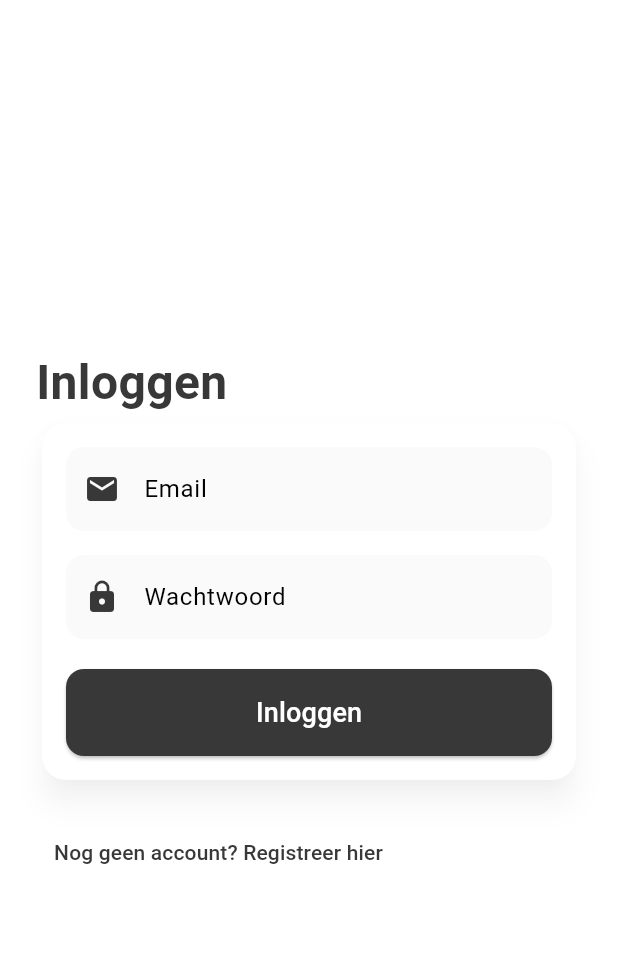
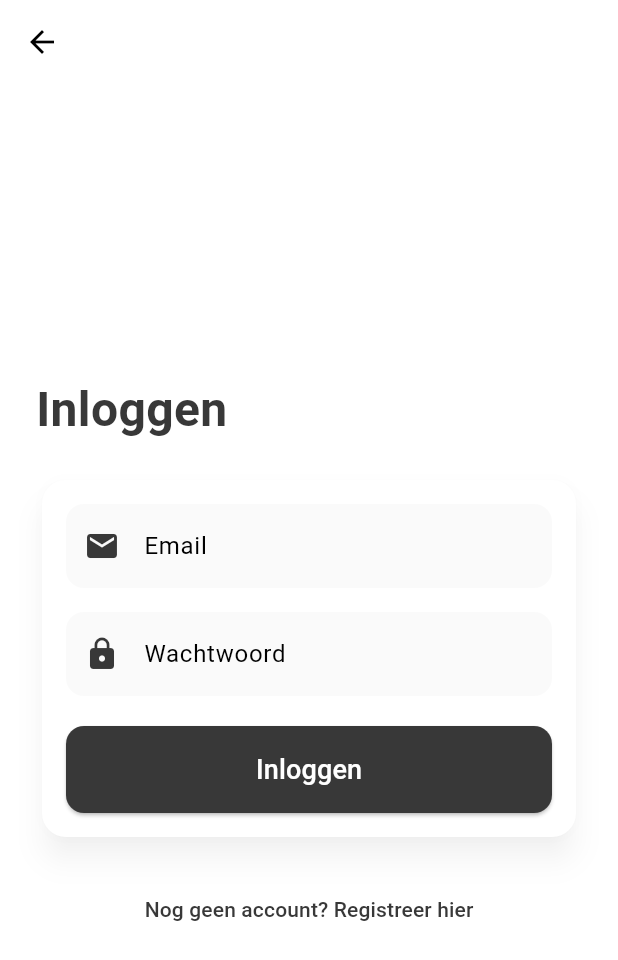
Before and after one commit to lararqn/Flutter, a Flutter app: the LoginPage screen opened directly, on a phone screen of 412 x 824 dp. Shown: the top 960 px of the screen. Run offline on Flutter 3.47's test engine with Material 3 defaults, Android fonts, the phone set to English and light mode, and no system bars; our stand-ins replace cloud_firestore, firebase_auth, firebase_core, flutter_map, geolocator, latlong2; missing offline and left inert: flutter_map_cancellable_tile_provider; accounts and stored records are empty.

Commit message:
Added option page for login and registration

```diff
--- a/app/lib/home.dart
+++ b/app/lib/home.dart
@@ -194,7 +194,7 @@ class _HomePageState extends State<HomePage> {
                               ),
                             ),
                           ),
-                          // TODO: item lijst hier zetten
+                          //TODO: item lijst hier zetten
                         ],
                       ),
                     ),
--- a/app/lib/login.dart
+++ b/app/lib/login.dart
@@ -1,8 +1,9 @@
-import 'package:app/home.dart';
-import 'package:app/register.dart';
 import 'package:flutter/material.dart';
 import 'package:firebase_auth/firebase_auth.dart';
+import 'package:app/home.dart';
 import 'package:app/strings.dart';
+import 'package:app/index.dart';
+import 'package:app/register.dart';
 
 class LoginPage extends StatefulWidget {
   const LoginPage({super.key});
@@ -14,6 +15,7 @@ class LoginPage extends StatefulWidget {
 class _LoginPageState extends State<LoginPage> {
   final emailController = TextEditingController();
   final passwordController = TextEditingController();
+
   Future<void> login() async {
     try {
       await FirebaseAuth.instance.signInWithEmailAndPassword(
@@ -21,9 +23,7 @@ class _LoginPageState extends State<LoginPage> {
         password: passwordController.text.trim(),
       );
       if (mounted) {
-        ScaffoldMessenger.of(
-          context,
-        ).showSnackBar(const SnackBar(content: Text(AppStrings.loginSuccess)));
+        ScaffoldMessenger.of(context).showSnackBar(const SnackBar(content: Text(AppStrings.loginSuccess)));
         Navigator.pushReplacement(
           context,
           MaterialPageRoute(builder: (context) => const HomePage()),
@@ -31,9 +31,7 @@ class _LoginPageState extends State<LoginPage> {
       }
     } catch (e) {
       if (mounted) {
-        ScaffoldMessenger.of(
-          context,
-        ).showSnackBar(SnackBar(content: Text('${AppStrings.loginError} $e')));
+        ScaffoldMessenger.of(context).showSnackBar(SnackBar(content: Text('${AppStrings.loginError} $e')));
       }
     }
   }
@@ -41,6 +39,17 @@ class _LoginPageState extends State<LoginPage> {
   @override
   Widget build(BuildContext context) {
     return Scaffold(
+      appBar: AppBar(
+        leading: IconButton(
+          icon: const Icon(Icons.arrow_back),
+          onPressed: () {
+            Navigator.pushReplacement(
+              context,
+              MaterialPageRoute(builder: (context) => const IndexPage()),
+            );
+          },
+        ),
+      ),
       body: Center(
         child: SingleChildScrollView(
           padding: const EdgeInsets.symmetric(horizontal: 24.0),
@@ -55,7 +64,7 @@ class _LoginPageState extends State<LoginPage> {
                   color: Color(0xFF383838),
                 ),
               ),
-
+              const SizedBox(height: 20),
               Card(
                 shape: RoundedRectangleBorder(
                   borderRadius: BorderRadius.circular(16.0),
@@ -121,9 +130,10 @@ class _LoginPageState extends State<LoginPage> {
                   ),
                 ),
               ),
+
               const SizedBox(height: 20),
-
-              TextButton(
+              Center(
+                child: TextButton(
                   onPressed: () {
                     Navigator.push(
                       context,
@@ -135,6 +145,7 @@ class _LoginPageState extends State<LoginPage> {
                     style: TextStyle(color: Color(0xFF383838)),
                   ),
                 ),
+              ),
             ],
           ),
         ),
--- a/app/lib/main.dart
+++ b/app/lib/main.dart
@@ -1,5 +1,6 @@
 import 'package:app/addItem.dart';
 import 'package:app/inbox.dart';
+import 'package:app/index.dart';
 import 'package:app/profile.dart';
 import 'package:app/search.dart';
 import 'package:flutter/material.dart';
@@ -29,7 +30,7 @@
         colorScheme: ColorScheme.fromSwatch(primarySwatch: Colors.blueGrey),
         fontFamily: 'Roboto',
       ),
-      home: const MainNavigation(),
+      home: const IndexPage(),
     );
   }
 }
```
Also changed, not shown: app/lib/index.dart (added, +52 -0 lines), app/lib/register.dart (+16 -3 lines). Lines whose indentation alone changed are shown as unchanged.
